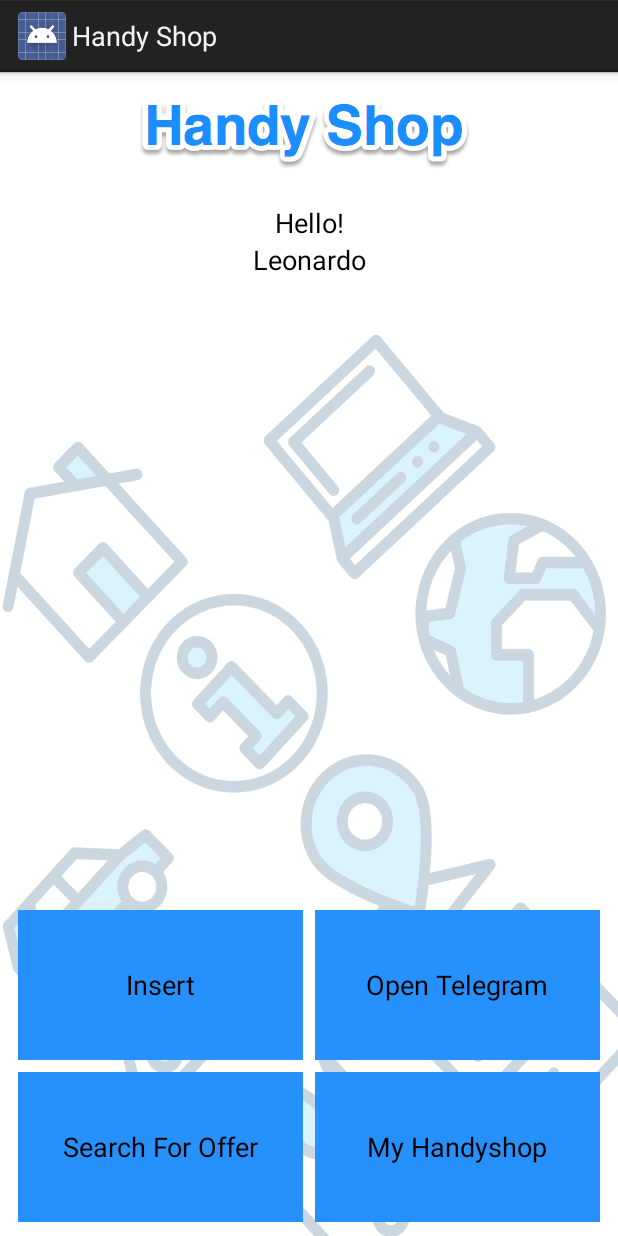
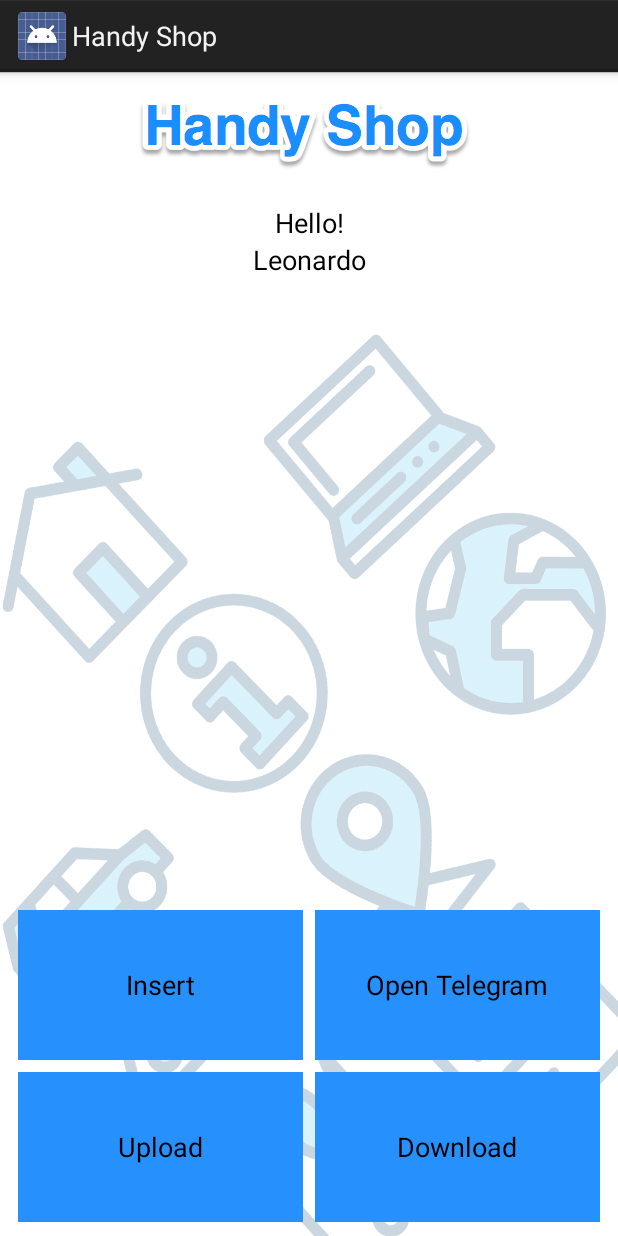
Before and after one commit to danekn/MaPS, an Android app: the layout home.xml on its own in the app's theme, with its tools: preview values and no code run, on a phone screen of 412 x 824 dp. Run offline under Robolectric (Android 15) with nearby library versions, the phone set to English and light mode, and no system bars.

Commit message:
upload/download image logo from DB

```diff
--- a/app/build.gradle
+++ b/app/build.gradle
@@ -29,6 +29,8 @@ dependencies {
     compile 'com.android.support:support-v4:23.4.0'
     compile 'com.google.firebase:firebase-database:9.2.0'
     compile 'com.google.firebase:firebase-core:9.2.0'
+    compile 'com.google.firebase:firebase-storage:9.2.0'
+    compile 'com.google.firebase:firebase-auth:9.2.0'
     compile 'com.google.android.gms:play-services-location:9.2.0'
     compile 'com.google.android.gms:play-services-appindexing:9.2.0'
     compile 'com.google.android.gms:play-services-maps:9.2.0'
--- a/app/src/main/res/layout/home.xml
+++ b/app/src/main/res/layout/home.xml
@@ -22,6 +22,12 @@
 
             android:id="@+id/imageLogo"
             android:src="@drawable/logo"
+            android:layout_width="wrap_content"
+            android:layout_height="wrap_content"
+            android:layout_gravity="center"/>
+        <ImageView
+
+            android:id="@+id/imageLogo0"
             android:layout_width="wrap_content"
             android:layout_height="wrap_content"
             android:layout_gravity="center"/>
@@ -73,16 +79,16 @@
         <Button
             android:layout_width="190dp"
             android:layout_height="100dp"
-            android:text="Search For Offer"
-            android:id="@+id/search_offer"
+            android:text="Upload"
+            android:id="@+id/upload"
             android:background="#2691FC"
             android:alpha="1"
              />
         <Button
             android:layout_width="190dp"
             android:layout_height="100dp"
-            android:text="My Handyshop"
-            android:id="@+id/my_handyshop"
+            android:text="Download"
+            android:id="@+id/download_img"
             android:background="#2691FC"
             android:alpha="1"
 
```
Also changed, not shown: app/src/main/java/com/example/android/handyshop/ExpandableRequestsOffersListAdapter.java (+13 -2 lines), app/src/main/java/com/example/android/handyshop/MainActivity.java (+92 -4 lines), app/src/main/res/layout/listrow_details_image.xml (added, +30 -0 lines).
